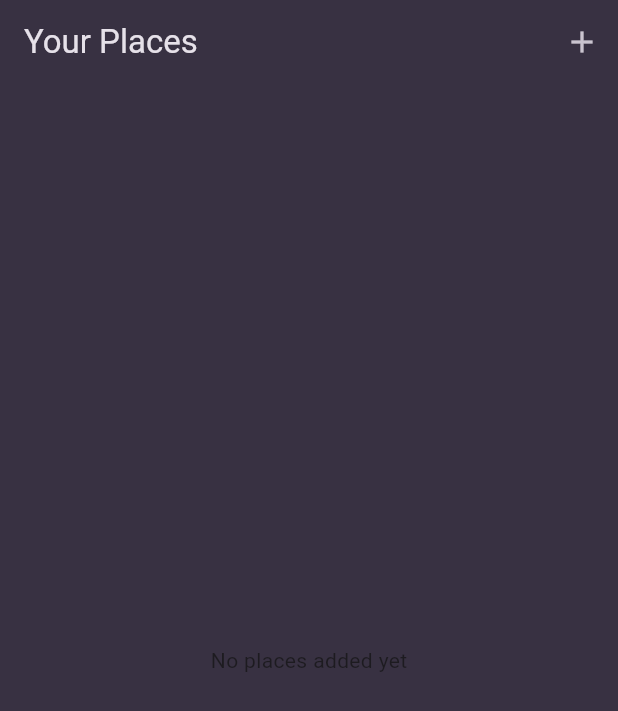
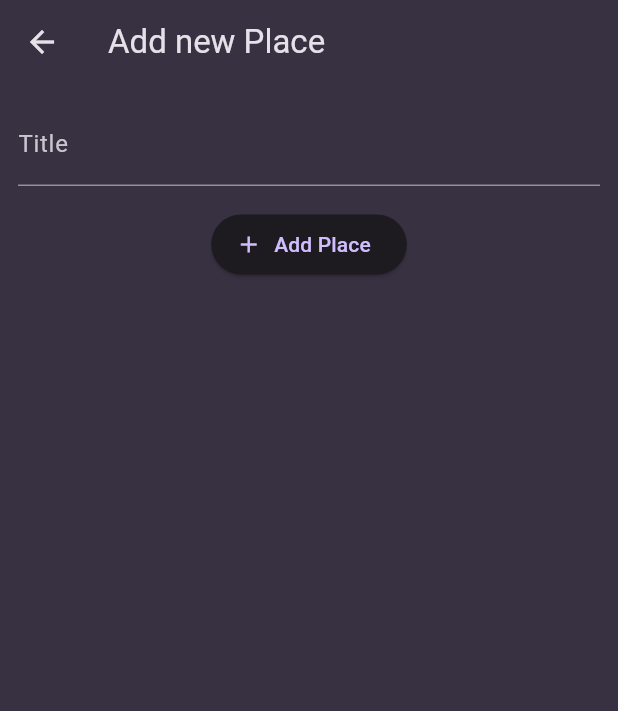
Before and after one commit to Jalo1982/favorite_places, a Flutter app: the screen it shows after launch, after a tap on the "add" icon, on a phone screen of 412 x 824 dp. Shown: the top 711 px of the screen. Run offline on Flutter 3.47's test engine with Material 3 defaults, Android fonts, the phone set to English and light mode, and no system bars.

Commit message:
Created add place screen

```diff
--- a/lib/screens/add_place.dart
+++ b/lib/screens/add_place.dart
@@ -0,0 +1,45 @@
+import 'package:flutter/material.dart';
+
+class AddPlaceScreen extends StatefulWidget {
+  const AddPlaceScreen({super.key});
+
+  @override
+  State<AddPlaceScreen> createState() => _AddPlaceScreenState();
+}
+
+class _AddPlaceScreenState extends State<AddPlaceScreen> {
+  final _titleController = TextEditingController();
+
+  @override
+  void dispose() {
+    _titleController.dispose();
+    super.dispose();
+  }
+
+  @override
+  Widget build(BuildContext context) {
+    return Scaffold(
+      appBar: AppBar(
+        title: const Text('Add new Place'),
+      ),
+      body: SingleChildScrollView(
+        padding: const EdgeInsets.all(12),
+        child: Column(
+          children: [
+            TextField(
+              decoration: const InputDecoration(labelText: 'Title'),
+              controller: _titleController,
+              style: TextStyle(color: Theme.of(context).colorScheme.onSurface),
+            ),
+            const SizedBox(height: 15),
+            ElevatedButton.icon(
+              onPressed: () {},
+              icon: const Icon(Icons.add),
+              label: const Text('Add Place'),
+            ),
+          ],
+        ),
+      ),
+    );
+  }
+}
--- a/lib/screens/places.dart
+++ b/lib/screens/places.dart
@@ -1,3 +1,4 @@
+import 'package:favorite_places/screens/add_place.dart';
 import 'package:favorite_places/widgets/places_list.dart';
 import 'package:flutter/material.dart';
 
@@ -11,7 +12,13 @@ class PlacesScreen extends StatelessWidget {
         title: const Text('Your Places'),
         actions: [
           IconButton(
-            onPressed: () {},
+            onPressed: () {
+              Navigator.of(context).push(
+                MaterialPageRoute(
+                  builder: (ctx) => const AddPlaceScreen(),
+                ),
+              );
+            },
             icon: const Icon(Icons.add),
           ),
         ],
--- a/lib/widgets/places_list.dart
+++ b/lib/widgets/places_list.dart
@@ -9,8 +9,14 @@ class PlacesList extends StatelessWidget {
   @override
   Widget build(BuildContext context) {
     if (places.isEmpty) {
-      return const Center(
-        child: Text('No places added yet'),
+      return Center(
+        child: Text(
+          'No places added yet',
+          style: Theme.of(context)
+              .textTheme
+              .titleMedium!
+              .copyWith(color: Theme.of(context).colorScheme.onSurface),
+        ),
       );
     }
     return ListView.builder(
```
